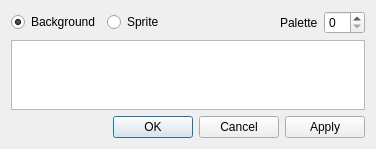
Qt form src/paletteeditwindow.ui (devinacker/kale) before a commit.
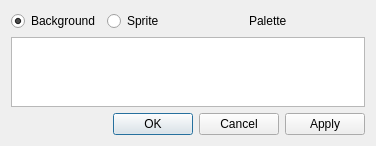
The same form after that commit.

Commit message: increase hexadecimality

Patch:
```diff
--- a/src/paletteeditwindow.ui
+++ b/src/paletteeditwindow.ui
@@ -51,9 +51,6 @@
      </property>
     </widget>
    </item>
-   <item row="0" column="4">
-    <widget class="QSpinBox" name="spinBox"/>
-   </item>
    <item row="1" column="0" colspan="5">
     <widget class="QListView" name="listView">
      <property name="resizeMode">
@@ -77,6 +74,19 @@
      </property>
     </widget>
    </item>
+   <item row="0" column="4">
+    <spacer name="horizontalSpacer_2">
+     <property name="orientation">
+      <enum>Qt::Horizontal</enum>
+     </property>
+     <property name="sizeHint" stdset="0">
+      <size>
+       <width>40</width>
+       <height>20</height>
+      </size>
+     </property>
+    </spacer>
+   </item>
   </layout>
  </widget>
  <resources/>
```
The commit also changes 2 other files.
